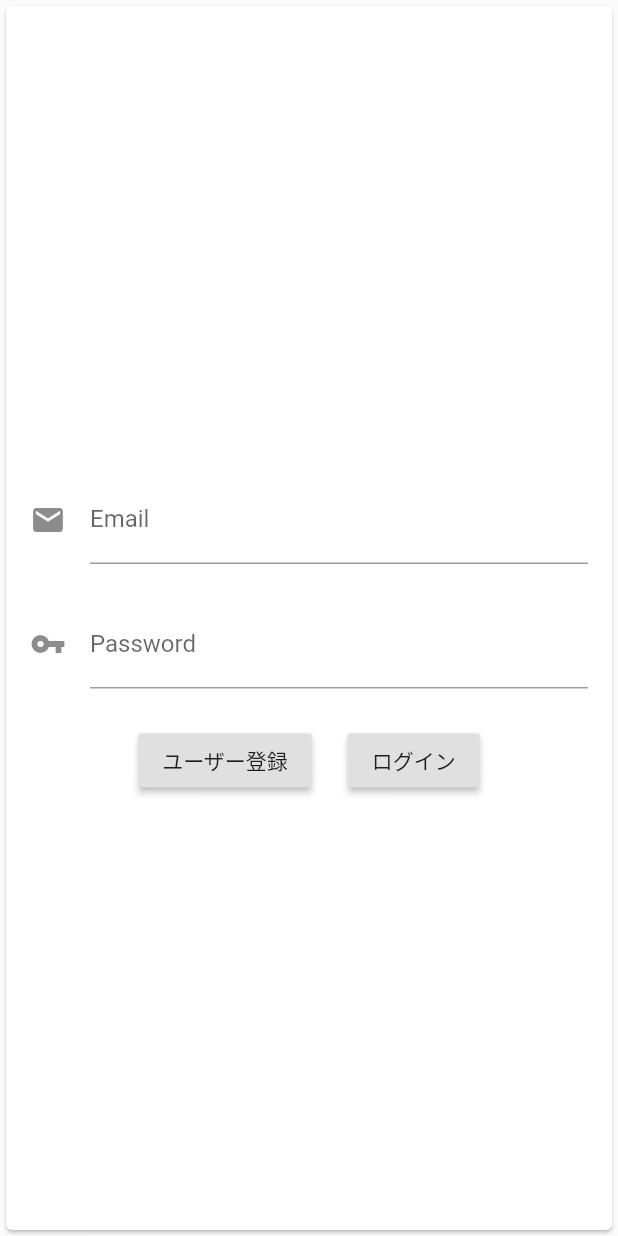
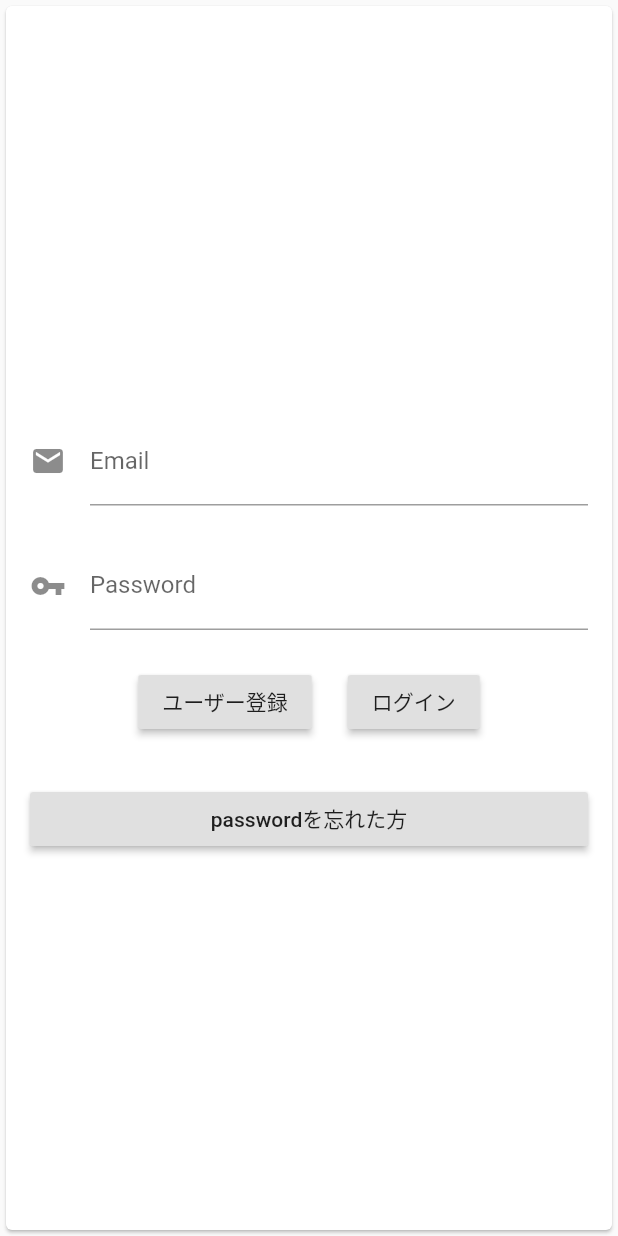
Before and after one commit to hiromu-koizumi/flutter_sns, a Flutter app: the LoginPage widget shown alone on an empty page, opened directly, on a phone screen of 412 x 824 dp. Run offline on Flutter 3.47's test engine with Material 2 defaults, Android fonts, the phone set to English and light mode, and no system bars; our stand-ins replace cloud_firestore, firebase_auth, firebase_storage, fluttertoast, image_picker; accounts and stored records are empty; network calls fail.

Commit message:
Create: PasswordResetingPage

```diff
--- a/lib/other_pages/login_page.dart
+++ b/lib/other_pages/login_page.dart
@@ -5,6 +5,7 @@ import 'package:cloud_firestore/cloud_firestore.dart';
 import 'package:firebase_auth/firebase_auth.dart';
 import 'package:flutter/material.dart';
 import 'package:flutter_cos/main.dart';
+import 'package:flutter_cos/other_pages/password_resetting_page.dart';
 import 'package:flutter_cos/user_pages/my_page/my_page.dart';
 import 'package:fluttertoast/fluttertoast.dart';
 
@@ -25,15 +26,15 @@ class _LoginPageState extends State<LoginPage> {
   Widget build(BuildContext context) {
     return Card(
         child: Center(
-      child: new Form(
+      child: Form(
         key: _formKey,
-        child: new SingleChildScrollView(
+        child: SingleChildScrollView(
           padding: const EdgeInsets.symmetric(horizontal: 16.0),
-          child: new Column(
+          child: Column(
             crossAxisAlignment: CrossAxisAlignment.stretch,
             children: <Widget>[
               const SizedBox(height: 24.0),
-              new TextFormField(
+              TextFormField(
                 // controller: emailInputController,
                 decoration: const InputDecoration(
                   icon: const Icon(Icons.mail),
@@ -57,9 +58,9 @@ class _LoginPageState extends State<LoginPage> {
                 },
               ),
               const SizedBox(height: 24.0),
-              new TextFormField(
+              TextFormField(
                 //  controller: passwordInputController,
-                decoration: new InputDecoration(
+                decoration: InputDecoration(
                   icon: const Icon(Icons.vpn_key),
                   border: const UnderlineInputBorder(),
                   labelText: 'Password',
@@ -101,6 +102,22 @@ class _LoginPageState extends State<LoginPage> {
                       },
                     ),
                   ]),
+              const SizedBox(height: 30.0),
+              RaisedButton(
+                child: const Text('passwordを忘れた方'),
+                onPressed: () {
+                  Navigator.push(
+                    context,
+                    MaterialPageRoute(
+                      settings: const RouteSettings(name: "/MyPage"),
+
+                      //編集ボタンを押したということがわかるように引数documentをもたせている。新規投稿は引数なし。ifを使ってpostpageクラスでifを使って判別。
+                      builder: (BuildContext context) =>
+                          PasswordResettingPage(),
+                    ),
+                  );
+                },
+              ),
             ],
           ),
         ),
--- a/lib/setting/setting_page.dart
+++ b/lib/setting/setting_page.dart
@@ -125,7 +125,11 @@ class _SettingPageState extends State<SettingPage> {
                     uploadText(_userReference);
                     Navigator.pop(context);
                   })
-                    ]))));
+            ],
+          ),
+        ),
+      ),
+    );
   }
 
   void logoutDialog(BuildContext context) {
--- a/lib/user_pages/my_page/my_page.dart
+++ b/lib/user_pages/my_page/my_page.dart
@@ -57,6 +57,7 @@ class _MyPageState extends State<MyPages> {
 
   @override
   Widget build(BuildContext context) {
+    if (firebaseUser.isAnonymous) return LoginPage();
     return Scaffold(
       appBar: AppBar(title: Text('マイページ'), actions: <Widget>[
         IconButton(
```
Also changed, not shown: lib/other_pages/password_resetting_page.dart (added, +87 -0 lines). Lines whose indentation alone changed are shown as unchanged.
